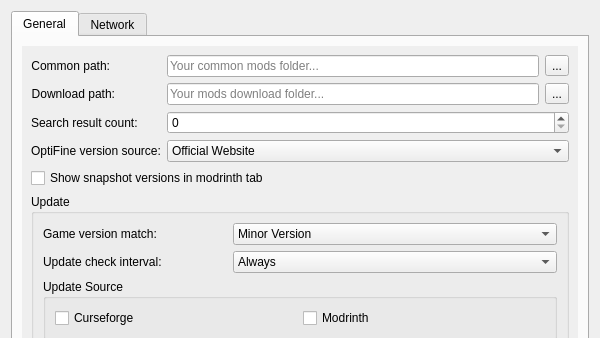
The window that src/ui/preferences.ui (kaniol-lck/modmanager) describes before a commit, drawn with Qt 5; both pictures show x 0 to 600 and y 0 to 338 of the 600 by 640 pixel window.
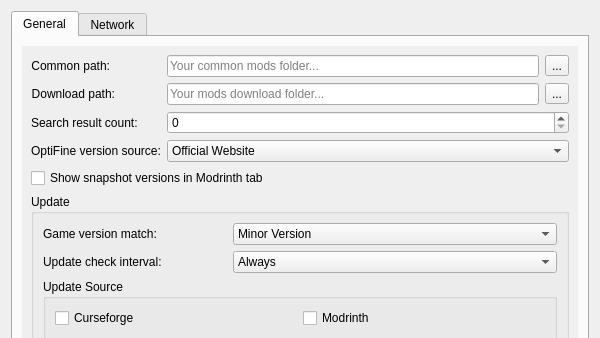
The same window after the commit.

Diff of the .ui file:
```diff
--- a/src/ui/preferences.ui
+++ b/src/ui/preferences.ui
@@ -54,7 +54,7 @@
             <x>0</x>
             <y>0</y>
             <width>547</width>
-            <height>570</height>
+            <height>562</height>
            </rect>
           </property>
           <layout class="QVBoxLayout" name="verticalLayout">
@@ -176,7 +176,7 @@
            <item>
             <widget class="QCheckBox" name="showModrinthSnapshot">
              <property name="text">
-              <string>Show snapshot versions in modrinth tab</string>
+              <string>Show snapshot versions in Modrinth tab</string>
              </property>
             </widget>
            </item>
```
